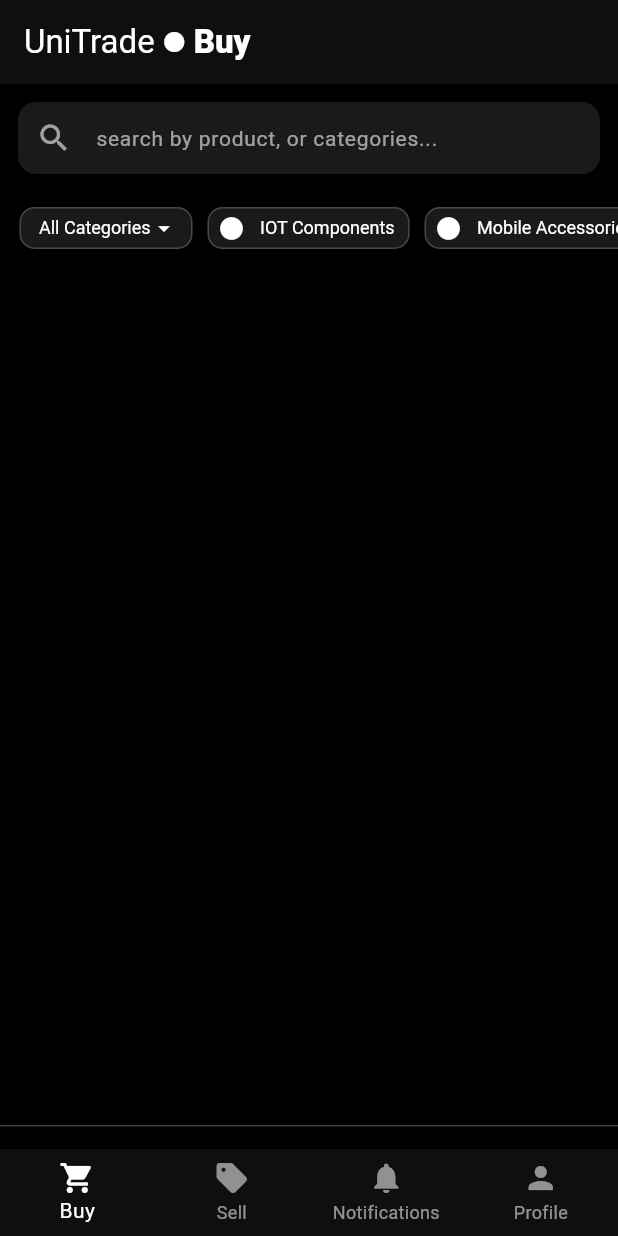
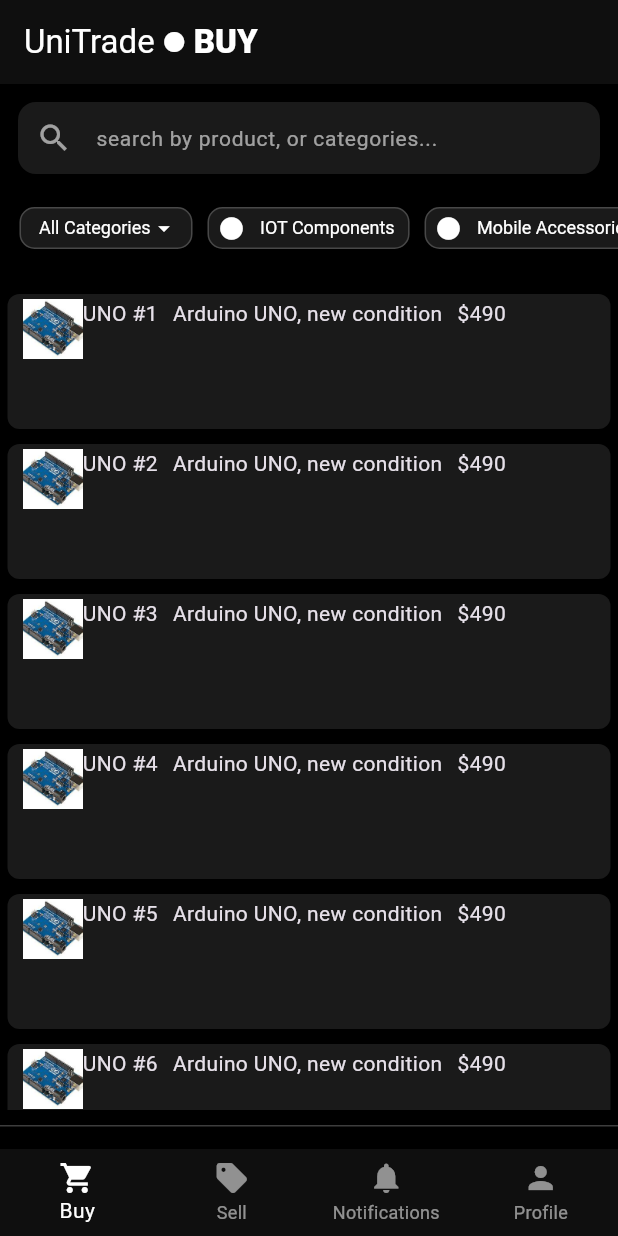
Before and after one commit to sabzdotpy/UniTrade-App, a Flutter app: the screen it shows after launch, on a phone screen of 412 x 824 dp. Run offline on Flutter 3.47's test engine with Material 3 defaults, Android fonts, the phone set to English and light mode, and no system bars.

Commit message:
Buy page items, add assets

```diff
--- a/lib/main.dart
+++ b/lib/main.dart
@@ -50,8 +50,8 @@ class _HomeScreenState extends State<HomeScreen> {
   ];
 
   final List<Widget> pagesTitle = [
-    const Row( children: [ Text("UniTrade"), SizedBox(width: 5,), Icon(Icons.circle, size: 16,), SizedBox(width: 5,), Text("Buy", style: TextStyle( fontWeight: FontWeight.w900 ),)], ),
-    const Row( children: [ Text("UniTrade"), SizedBox(width: 5,), Icon(Icons.circle, size: 16,), SizedBox(width: 5,), Text("Sell", style: TextStyle( fontWeight: FontWeight.w900 ),)], ),
+    const Row( children: [ Text("UniTrade"), SizedBox(width: 5,), Icon(Icons.circle, size: 16,), SizedBox(width: 5,), Text("BUY", style: TextStyle( fontWeight: FontWeight.w900 ),)], ),
+    const Row( children: [ Text("UniTrade"), SizedBox(width: 5,), Icon(Icons.circle, size: 16,), SizedBox(width: 5,), Text("SELL", style: TextStyle( fontWeight: FontWeight.w900 ),)], ),
     const Text("Notifications", style: TextStyle( fontWeight: FontWeight.w900 ),),
     const Text("Profile", style: TextStyle( fontWeight: FontWeight.w900 ),),
   ];
--- a/lib/pages/buy_page.dart
+++ b/lib/pages/buy_page.dart
@@ -1,4 +1,5 @@
 import 'package:flutter/material.dart';
+import 'package:test_flutter/utils/AppImages.dart';
 
 class BuyPage extends StatefulWidget {
   const BuyPage({super.key});
@@ -20,7 +21,7 @@ class _BuyPageState extends State<BuyPage> {
       fontSize: 12
     ),
     shape: RoundedRectangleBorder(
-      borderRadius: BorderRadius.circular(10), // Rounded corners
+      borderRadius: BorderRadius.circular(10),
       side: const BorderSide(color: Color.fromRGBO(255, 255, 255, .2), width: 1)
     ),
   );
@@ -64,7 +65,7 @@ class _BuyPageState extends State<BuyPage> {
                 borderSide: const BorderSide(color: Colors.red, width: 1.0), // Border color when error occurs
                 borderRadius: BorderRadius.circular(12.0),
               ),
-              focusedErrorBorder: OutlineInputBorder(
+             focusedErrorBorder: OutlineInputBorder(
                 borderSide: const BorderSide(color: Colors.red, width: 1.0), // Focused border when there's an error
                 borderRadius: BorderRadius.circular(12.0),
               ),
@@ -77,7 +78,7 @@ class _BuyPageState extends State<BuyPage> {
         ),
         SingleChildScrollView(
           scrollDirection: Axis.horizontal,
-          padding: const EdgeInsets.fromLTRB(10, 0, 10, 15),
+          padding: const EdgeInsets.fromLTRB(10, 0, 10, 0),
           child:
               Padding(
                 padding: const EdgeInsets.only(left: 3),
@@ -132,10 +133,73 @@ class _BuyPageState extends State<BuyPage> {
                       )
                     ),
                     SizedBox(width: 10,),
-                  ]),
+                  ]
+                ),
               ),
-        )
-      ],
-    )));
+        ),
+        Expanded(child: Container(
+          width:  MediaQuery.of(context).size.width,
+          padding: EdgeInsets.symmetric(vertical: 10, horizontal: 0),
+          child: ListView.builder(
+            padding: EdgeInsets.symmetric(horizontal: 5, vertical: 10),
+            itemCount: 10,
+            itemBuilder: (context, index) {
+              return BuyPageItem(
+                  title: 'UNO #${index + 1}',
+                  description: 'Arduino UNO, new condition',
+                  imageURL: Appimages.get("arduino.png"),
+                  rating: 4.7,
+                  price: 490);
+            },
+          ),
+        ) )
+      ],)
+      ));
   }
 }
+
+class BuyPageItem extends StatelessWidget {
+  String title;
+  String description;
+  String imageURL;
+  double rating;
+  int price;
+
+  BuyPageItem({
+    required this.title,
+    required this.description,
+    required this.imageURL,
+    required this.rating,
+    required this.price,
+    super.key,
+  });
+
+  @override
+  Widget build(BuildContext context) {
+    return Column(
+      children: [
+        Container(
+          height: 90,
+          width: MediaQuery.of(context).size.width,
+          padding: const EdgeInsets.symmetric(horizontal: 10, vertical: 3),
+          decoration: const BoxDecoration(
+            borderRadius: BorderRadius.all(Radius.circular(8)),
+            color: Color.fromRGBO(255, 255, 255, .1),
+          ),
+          child: Wrap(
+            direction: Axis.horizontal,
+            children: [
+              Image.asset('assets/images/arduino.png', width: 40, height: 40,),
+              Text(title),
+              SizedBox(width: 10,),
+              Text(description),
+              SizedBox(width: 10,),
+              Text('\$$price')
+            ],
+          ),
+        ),
+        SizedBox(height: 10),
+      ],
+    );
+  }
+}
--- /dev/null
+++ b/lib/utils/AppImages.dart
@@ -0,0 +1,10 @@
+
+
+class Appimages {
+
+  static const String basePath = "/assets/images";
+
+  static String get(String image) {
+    return '$basePath/$image';
+  }
+}
--- a/pubspec.yaml
+++ b/pubspec.yaml
@@ -66,6 +66,10 @@ flutter:
   # the material Icons class.
   uses-material-design: true
 
+  assets:
+      - assets/images/
+      - assets/vectors/
+
   # To add assets to your application, add an assets section, like this:
   # assets:
   #   - images/a_dot_burr.jpeg
```
Also changed, not shown: assets/images/arduino.png (added).
